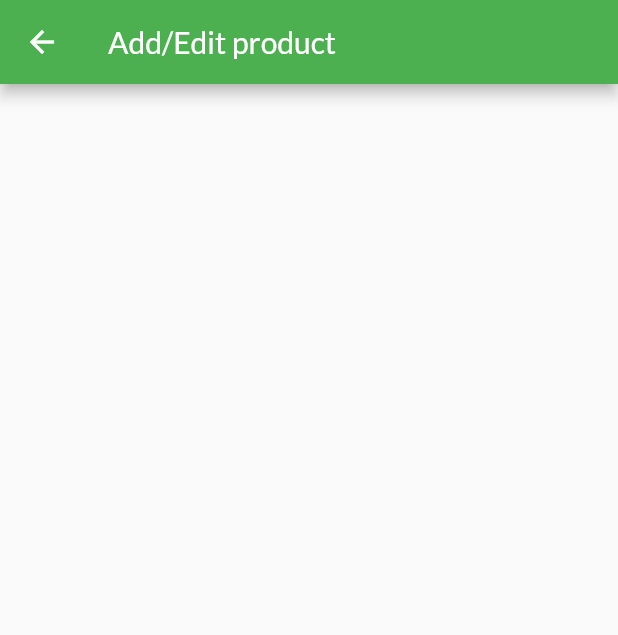
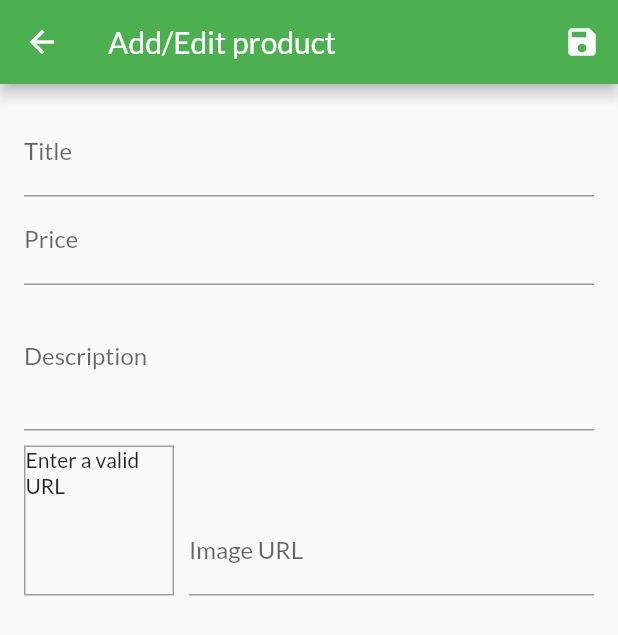
Before and after one commit to curiouskaran/shops-app, a Flutter app: the EditProductScreen screen opened directly, on a phone screen of 412 x 824 dp. Shown: the top 635 px of the screen. Run offline on Flutter 3.47's test engine with Material 2 defaults, Android fonts, the phone set to English and light mode, and no system bars; network calls fail.

Commit message:
added edit product details screen

```diff
--- a/lib/main.dart
+++ b/lib/main.dart
@@ -6,6 +6,7 @@ import './screens/product_overview_screen.dart';
 import './screens/product_details_screen.dart';
 import './screens/orders_screen.dart';
 import './screens/cart_screen.dart';
+import './screens/edit_product_screen.dart';
 import './providers/products.dart';
 import './providers/cart.dart';
 import './providers/orders.dart';
@@ -34,7 +35,8 @@ class MyApp extends StatelessWidget {
           ProductDetailsScreen.routeName: (ctx) => ProductDetailsScreen(),
           CartScreen.routeName: (ctx) => CartScreen(),
           OrdersScreen.routeName: (ctx) => OrdersScreen(),
-          UserProductsScreen.routeName: (ctx) => UserProductsScreen()
+          UserProductsScreen.routeName: (ctx) => UserProductsScreen(),
+          EditProductScreen.routeName: (ctx) => EditProductScreen()
         },
       ),
     );
--- a/lib/screens/edit_product_screen.dart
+++ b/lib/screens/edit_product_screen.dart
@@ -1,22 +1,113 @@
 import 'package:flutter/material.dart';
 
 class EditProductScreen extends StatefulWidget {
+  static const routeName = 'edit-product';
   @override
   _EditProductScreenState createState() => _EditProductScreenState();
 }
 
 class _EditProductScreenState extends State<EditProductScreen> {
+  final _priceFocusNode = FocusNode();
+  final _descriptionFocusNode = FocusNode();
+  final _imageUrlController = TextEditingController();
+  final _imageUrlFocusNode = FocusNode();
+  final _form = GlobalKey<FormState>();
+
+  @override
+  void initState() {
+    _imageUrlFocusNode.addListener(updateImageUrl);
+    super.initState();
+  }
+
+  @override
+  void dispose() {
+    _priceFocusNode.dispose();
+    _descriptionFocusNode.dispose();
+    _imageUrlController.dispose();
+    _imageUrlFocusNode.dispose();
+    _imageUrlFocusNode.removeListener(updateImageUrl);
+    super.dispose();
+  }
+
+// Not working as of now
+  void updateImageUrl() {
+    if (!_imageUrlFocusNode.hasFocus) {
+      setState(() {});
+    }
+  }
+
+  void _saveForm() {}
+
   @override
   Widget build(BuildContext context) {
     return Scaffold(
       appBar: AppBar(
         title: Text('Add/Edit product'),
+        actions: <Widget>[
+          IconButton(icon: Icon(Icons.save), onPressed: _saveForm)
+        ],
       ),
-      body: Form(
-        child: SingleChildScrollView(
-            child: Column(
-          children: <Widget>[],
-        )),
+      body: Padding(
+        padding: const EdgeInsets.all(16.0),
+        child: Form(
+          key: _form,
+          child: SingleChildScrollView(
+              child: Column(
+            children: <Widget>[
+              TextFormField(
+                decoration: InputDecoration(labelText: 'Title'),
+                textInputAction: TextInputAction.next,
+                onFieldSubmitted: (_) {
+                  FocusScope.of(context).requestFocus(_priceFocusNode);
+                },
+              ),
+              TextFormField(
+                decoration: InputDecoration(labelText: 'Price'),
+                textInputAction: TextInputAction.next,
+                keyboardType: TextInputType.number,
+                focusNode: _priceFocusNode,
+                onFieldSubmitted: (_) {
+                  FocusScope.of(context).requestFocus(_descriptionFocusNode);
+                },
+              ),
+              TextFormField(
+                decoration: InputDecoration(labelText: 'Description'),
+                maxLines: 3,
+                keyboardType: TextInputType.multiline,
+                focusNode: _descriptionFocusNode,
+              ),
+              Row(
+                crossAxisAlignment: CrossAxisAlignment.end,
+                children: <Widget>[
+                  Container(
+                    width: 100,
+                    height: 100,
+                    margin: EdgeInsets.only(top: 10, right: 10),
+                    decoration: BoxDecoration(
+                        border: Border.all(width: 1, color: Colors.grey)),
+                    child: _imageUrlController.text.isEmpty
+                        ? Text('Enter a valid URL')
+                        : FittedBox(
+                            child: Image.network(
+                              _imageUrlController.text,
+                              fit: BoxFit.cover,
+                            ),
+                          ),
+                  ),
+                  Expanded(
+                    child: TextFormField(
+                      decoration: InputDecoration(labelText: 'Image URL'),
+                      keyboardType: TextInputType.url,
+                      textInputAction: TextInputAction.done,
+                      controller: _imageUrlController,
+                      onFieldSubmitted: (_) => _saveForm(),
+                    ),
+                  )
+                ],
+              )
+            ],
+          )),
+        ),
       ),
     );
   }
```
Also changed, not shown: lib/screens/user_products_screen.dart (+6 -1 lines).
